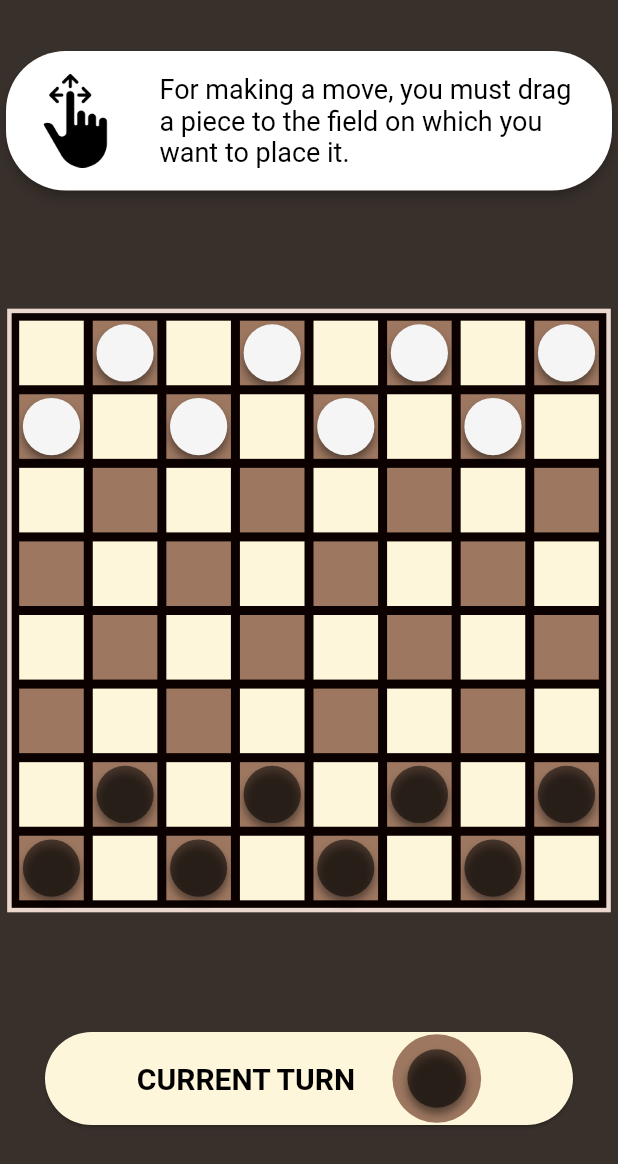
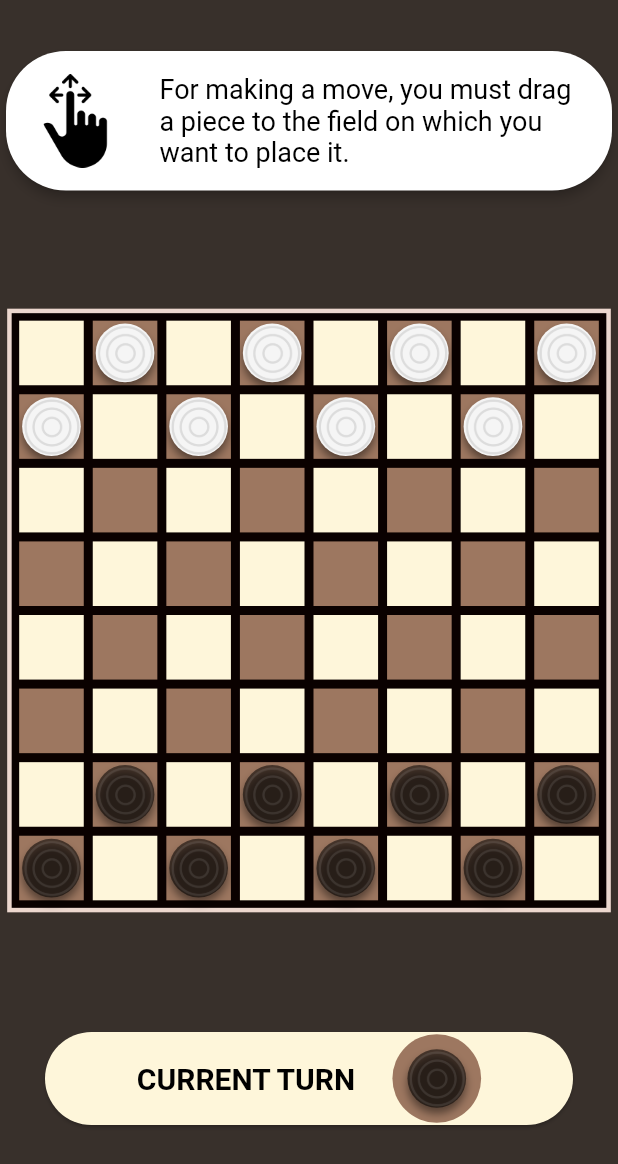
Before and after one commit to ElinaBarabas/Checkers-Bachelor-Thesis, a Flutter app: the screen it shows after launch, after a tap on "Play", on a phone screen of 412 x 824 dp. Shown: the top 1164 px of the screen. Run offline on Flutter 3.47's test engine with Material 2 defaults, Android fonts, the phone set to English and light mode, and no system bars; our stand-ins replace camera, flutter_easyloading, gallery_saver, image_picker.

Commit message:
Added style for checkers

```diff
--- a/checkers/lib/screens/play.dart
+++ b/checkers/lib/screens/play.dart
@@ -298,7 +298,7 @@ class _PlayPageState extends State<PlayPage> {
               setState(() {});
               },
             child: Center(child: buildMenWidget(
-                player: men.player, isKing: men.isKing, size: blockSize - 1)),
+                player: men.player, isKing: men.isKing, size: blockSize)),
           );
 
       if (men.player == gameTable.currentPlayer) {
@@ -499,7 +499,11 @@ class _PlayPageState extends State<PlayPage> {
             boxShadow: const [BoxShadow(
                 color: Colors.black45, offset: Offset(0, 4), blurRadius: 4)
             ],
-            color: player == 2 ? Colors.black54 : Colors.grey[100]));
+            color: player == 2 ? Colors.black54 : Colors.grey[100]),
+            child: ImageIcon(const AssetImage("assets/images/piece_style.png"),
+                color: player == 2 ? Colors.grey[100]?.withOpacity(0.1) : Colors
+                    .black54.withOpacity(0.1),
+                size: size - (size * 0.1)));
   }
 
   void startMatch() {
```
Also changed, not shown: checkers/lib/screens/display_image.dart (+39 -43 lines), checkers/assets/images/piece_style.png (added).
